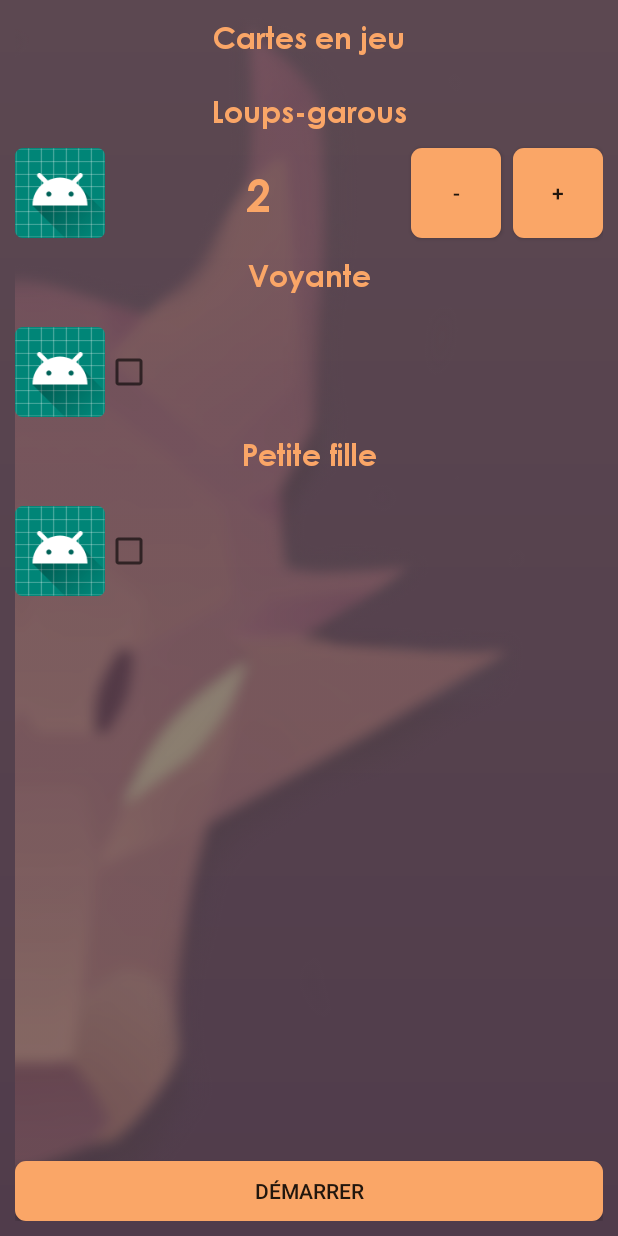
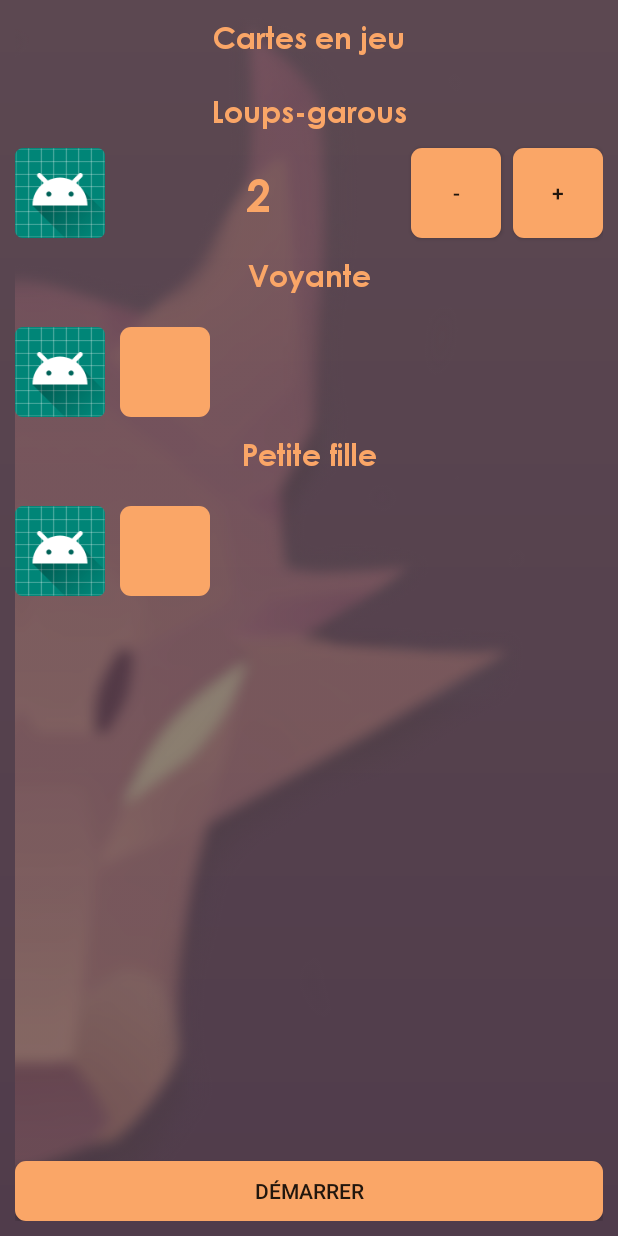
Before and after one commit to Gothor/werewolf-helper, an Android app: the layout activity_cards.xml on its own in the app's theme, with its tools: preview values and no code run, on a phone screen of 412 x 824 dp. Run offline under Robolectric (Android 15) with nearby library versions, the light colour scheme and no system bars.

Commit message:
apply new checkbox

```diff
--- a/app/src/main/res/layout/activity_cards.xml
+++ b/app/src/main/res/layout/activity_cards.xml
@@ -104,6 +104,9 @@
     <CheckBox
         android:layout_width="60dp"
         android:layout_height="60dp"
+        android:layout_marginLeft="10dp"
+        android:background="@drawable/checkbox"
+        android:button="@null"
         app:layout_constraintBottom_toBottomOf="@id/clairvoyant_picture"
         app:layout_constraintLeft_toRightOf="@id/clairvoyant_picture"
         app:layout_constraintTop_toTopOf="@+id/clairvoyant_picture" />
@@ -132,6 +135,9 @@
     <CheckBox
         android:layout_width="60dp"
         android:layout_height="60dp"
+        android:layout_marginLeft="10dp"
+        android:background="@drawable/checkbox"
+        android:button="@null"
         app:layout_constraintBottom_toBottomOf="@id/little_girl_picture"
         app:layout_constraintLeft_toRightOf="@id/little_girl_picture"
         app:layout_constraintTop_toTopOf="@+id/little_girl_picture" />
```
